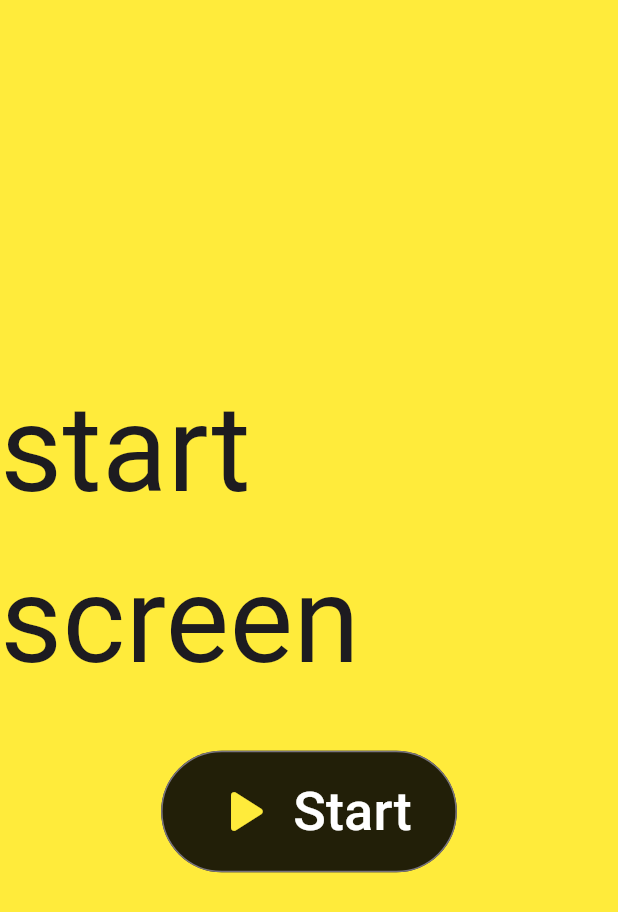
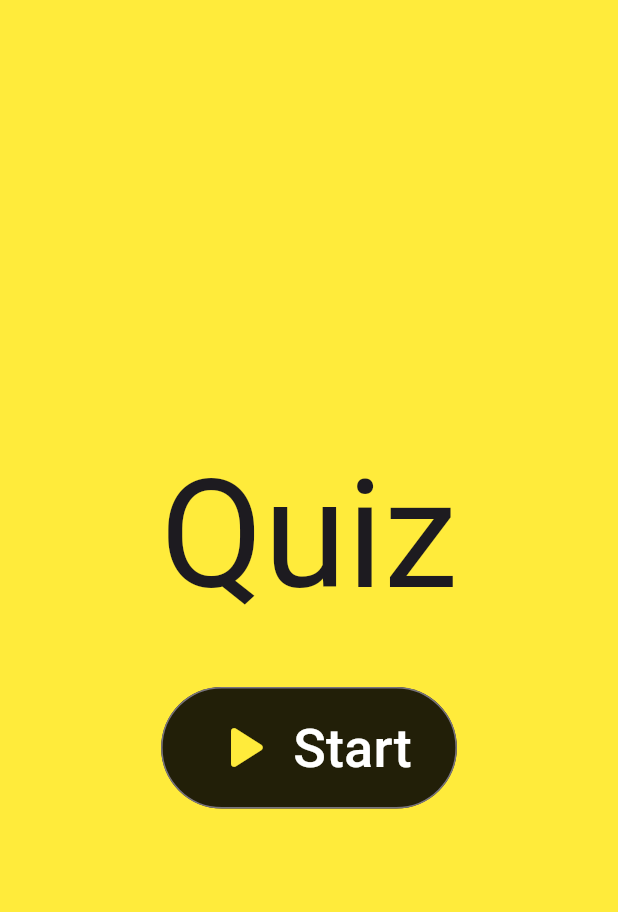
Before and after one commit to itrieditlikethis/quiz, a Flutter app: the screen it shows after launch, on a phone screen of 412 x 824 dp. Shown: the top 912 px of the screen. Run offline on Flutter 3.47's test engine with Material 3 defaults, Android fonts, the phone set to English and light mode, and no system bars.

```diff
--- a/lib/answer_button.dart
+++ b/lib/answer_button.dart
@@ -27,6 +27,7 @@ class AnswerButton extends StatelessWidget {
         child: Text(
           answerText,
           textAlign: TextAlign.center,
+          style: TextStyle(fontSize: 24),
         ));
   }
 }
--- a/lib/start_screen.dart
+++ b/lib/start_screen.dart
@@ -14,9 +14,9 @@ class StartScreen extends StatelessWidget {
         spacing: 30,
         children: [
           const Text(
-            'start screen',
+            'Quiz',
             style: TextStyle(
-              fontSize: 80,
+              fontSize: 100,
             ),
           ),
           OutlinedButton.icon(
```
Also changed, not shown: lib/quiz_app.dart (+6 -1 lines), lib/results_screen.dart (+2 -7 lines).
